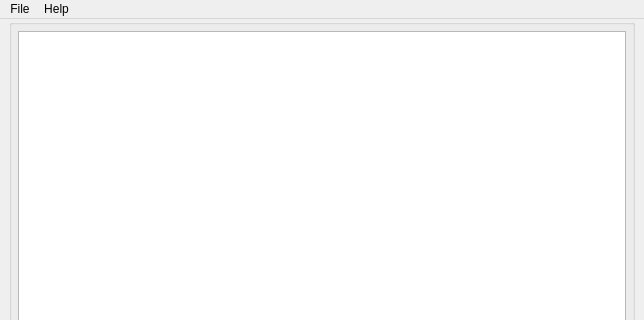
Qt form views/mainwindow.ui (nixonsd/speech-synthesis) before a commit; both pictures show x 0 to 644 and y 0 to 320 of the 644 by 473 pixel window.
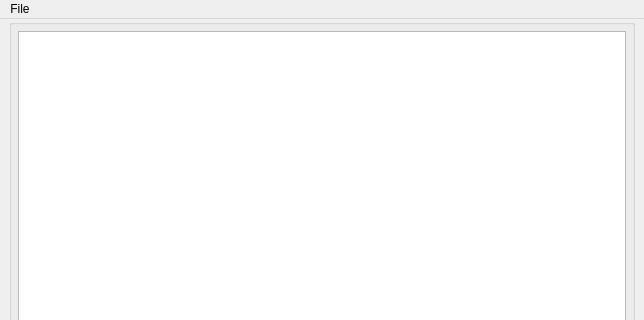
The same form after that commit.

Commit message: Add info message box

```diff
--- a/views/mainwindow.ui
+++ b/views/mainwindow.ui
@@ -100,13 +100,7 @@
     </property>
     <addaction name="actionExit"/>
    </widget>
-   <widget class="QMenu" name="menuHelp">
-    <property name="title">
-     <string>Help</string>
-    </property>
-   </widget>
    <addaction name="menuFile"/>
-   <addaction name="menuHelp"/>
   </widget>
   <action name="actionExit">
    <property name="text">
```
Left out of the diff: 24 changed lines with no effect on the pictures. The commit also changes 2 other files.
